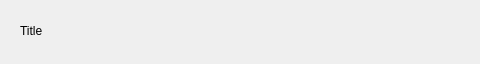
Old version of the form res/ui/widget_main_widow_titlebar.ui in the repository purejiang/BlankTool; both pictures show x 0 to 480 and y 0 to 64 of the 960 by 64 pixel window.
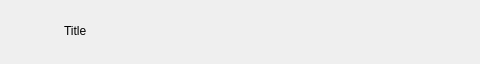
New version of the form.

Commit message: 更换icon；优化UI效果

```diff
--- a/res/ui/widget_main_widow_titlebar.ui
+++ b/res/ui/widget_main_widow_titlebar.ui
@@ -43,11 +43,37 @@
      </spacer>
     </item>
     <item>
+     <layout class="QHBoxLayout" name="horizontalLayout">
+      <property name="spacing">
+       <number>12</number>
+      </property>
+      <item>
+       <widget class="QLabel" name="lb_app_icon">
+        <property name="minimumSize">
+         <size>
+          <width>32</width>
+          <height>32</height>
+         </size>
+        </property>
+        <property name="maximumSize">
+         <size>
+          <width>32</width>
+          <height>32</height>
+         </size>
+        </property>
+        <property name="text">
+         <string/>
+        </property>
+       </widget>
+      </item>
+      <item>
      <widget class="QLabel" name="lb_main_widow_titlebar">
       <property name="text">
        <string>Title</string>
       </property>
      </widget>
+      </item>
+     </layout>
     </item>
     <item>
      <spacer name="horizontalSpacer">
```
Lines whose indentation alone changed are shown as unchanged. The commit also changes 31 other files.
